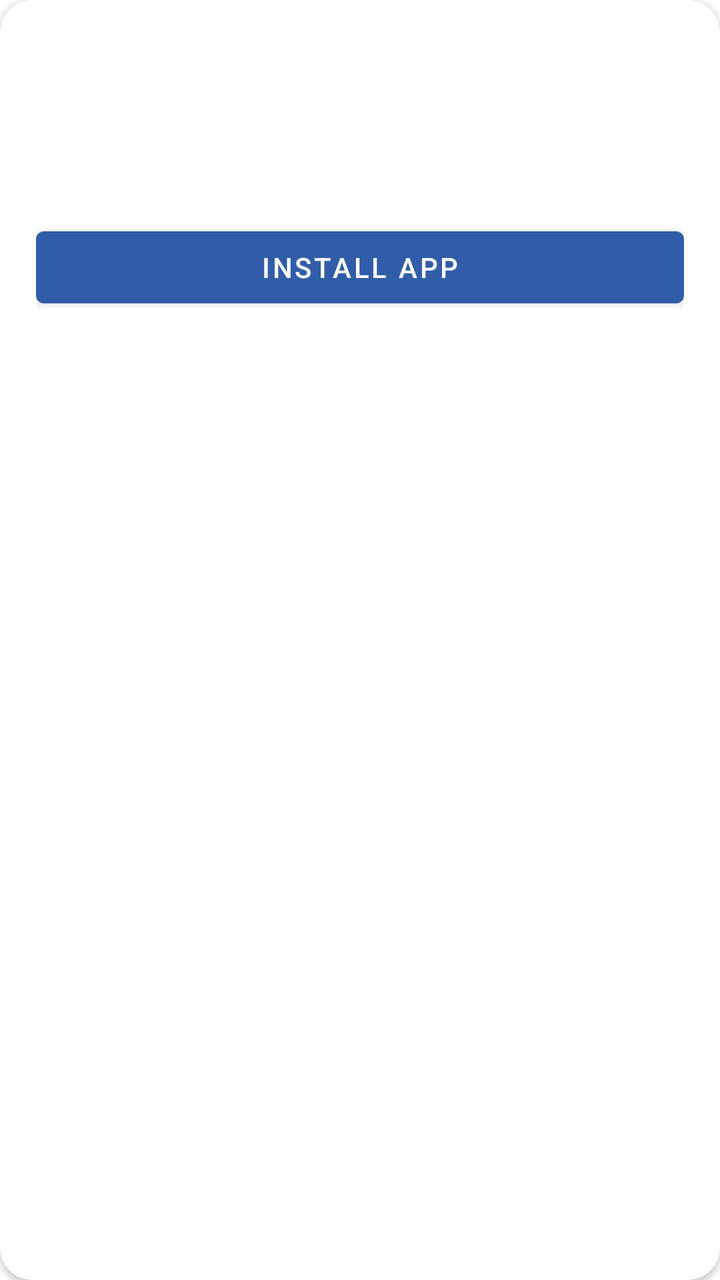
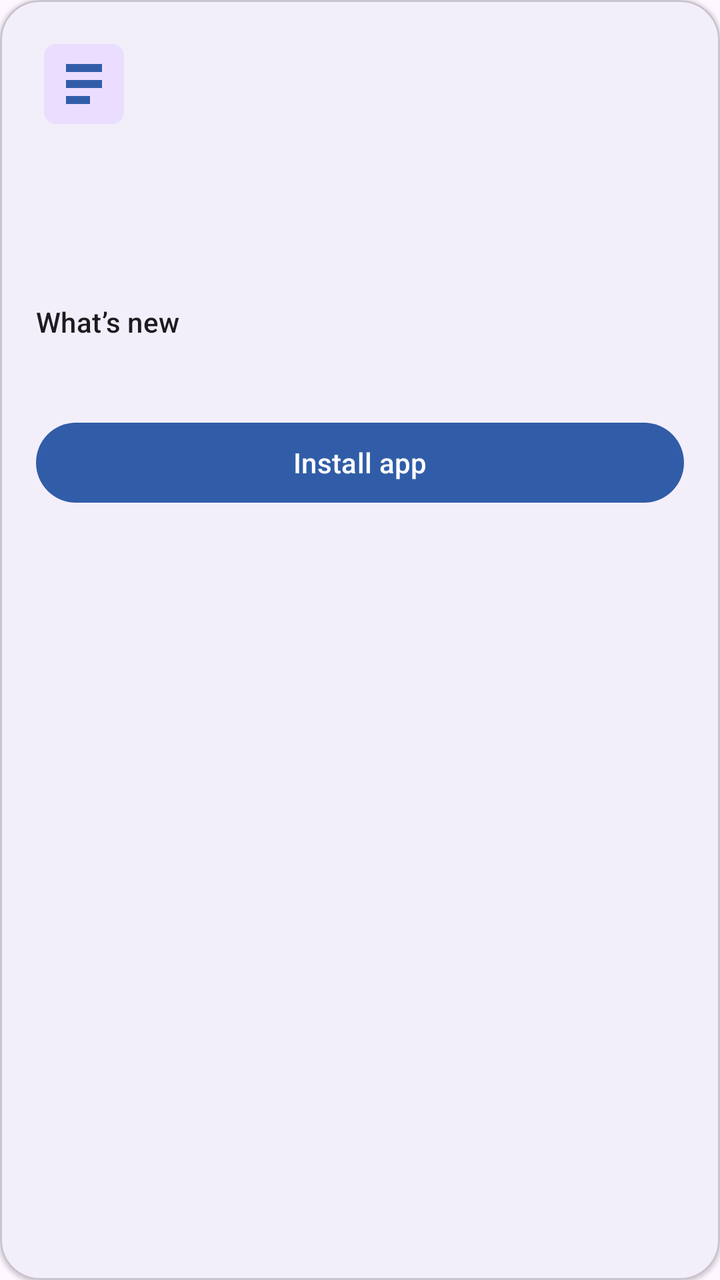

An Android layout rendered at two revisions. The XML below is the earlier revision; the diff shows what the commit changed to produce the second picture.
<!-- AndroidManifest.xml: application theme Theme.UpdaterSample -->
<!-- res/layout/item_catalog_app.xml -->
<?xml version="1.0" encoding="utf-8"?>
<com.google.android.material.card.MaterialCardView xmlns:android="http://schemas.android.com/apk/res/android"
    xmlns:app="http://schemas.android.com/apk/res-auto"
    android:layout_width="match_parent"
    android:layout_height="wrap_content"
    android:layout_marginBottom="12dp"
    app:cardCornerRadius="16dp"
    app:cardElevation="2dp">

    <LinearLayout
        android:layout_width="match_parent"
        android:layout_height="wrap_content"
        android:orientation="vertical"
        android:padding="18dp">

        <TextView
            android:id="@+id/applicationId"
            android:layout_width="match_parent"
            android:layout_height="wrap_content"
            android:ellipsize="middle"
            android:maxLines="1"
            android:textAppearance="@style/TextAppearance.MaterialComponents.Subtitle1"
            android:textStyle="bold" />

        <LinearLayout
            android:layout_width="match_parent"
            android:layout_height="wrap_content"
            android:layout_marginTop="4dp"
            android:gravity="center_vertical"
            android:orientation="horizontal">

            <TextView
                android:id="@+id/version"
                android:layout_width="0dp"
                android:layout_height="wrap_content"
                android:layout_weight="1"
                android:textAppearance="@style/TextAppearance.MaterialComponents.Body2" />

            <TextView
                android:id="@+id/mandatoryBadge"
                android:layout_width="wrap_content"
                android:layout_height="wrap_content"
                android:background="@drawable/badge_mandatory"
                android:paddingStart="8dp"
                android:paddingTop="3dp"
                android:paddingEnd="8dp"
                android:paddingBottom="3dp"
                android:text="@string/mandatory"
                android:textColor="#8A1C1C"
                android:textSize="12sp"
                android:textStyle="bold"
                android:visibility="gone" />
        </LinearLayout>

        <TextView
            android:id="@+id/releaseNotes"
            android:layout_width="match_parent"
            android:layout_height="wrap_content"
            android:layout_marginTop="14dp"
            android:lineSpacingExtra="3dp"
            android:textAppearance="@style/TextAppearance.MaterialComponents.Body2" />

        <ProgressBar
            android:id="@+id/downloadProgress"
            style="?android:attr/progressBarStyleHorizontal"
            android:layout_width="match_parent"
            android:layout_height="wrap_content"
            android:layout_marginTop="14dp"
            android:max="100"
            android:visibility="gone" />

        <TextView
            android:id="@+id/rowStatus"
            android:layout_width="match_parent"
            android:layout_height="wrap_content"
            android:layout_marginTop="6dp"
            android:textAppearance="@style/TextAppearance.MaterialComponents.Caption"
            android:visibility="gone" />

        <Button
            android:id="@+id/installButton"
            android:layout_width="match_parent"
            android:layout_height="wrap_content"
            android:layout_marginTop="14dp"
            android:text="@string/install_app" />
    </LinearLayout>
</com.google.android.material.card.MaterialCardView>
<!-- resources referenced by this layout -->
<resources>
  <!-- drawable badge_mandatory (drawable) -->
  <?xml version="1.0" encoding="utf-8"?>
  <shape xmlns:android="http://schemas.android.com/apk/res/android" android:shape="rectangle">
      <solid android:color="#FCE8E8" />
      <corners android:radius="20dp" />
  </shape>
  <string name="install_app">Install app</string>
  <string name="mandatory">Mandatory</string>
  <style name="Theme.UpdaterSample" parent="Theme.MaterialComponents.DayNight.NoActionBar">
          <item name="colorPrimary">#315DA8</item>
          <item name="colorPrimaryVariant">#24477F</item>
          <item name="colorOnPrimary">#FFFFFF</item>
          <item name="android:statusBarColor">#24477F</item>
      </style>
</resources>

<!-- the commit's change to res/layout/item_catalog_app.xml (unified diff, before → after) -->
@@ -4,8 +4,8 @@
     android:layout_width="match_parent"
     android:layout_height="wrap_content"
     android:layout_marginBottom="12dp"
-    app:cardCornerRadius="16dp"
-    app:cardElevation="2dp">
+    app:cardCornerRadius="20dp"
+    app:cardElevation="1dp">
 
     <LinearLayout
         android:layout_width="match_parent"
@@ -13,59 +13,122 @@
         android:orientation="vertical"
         android:padding="18dp">
 
-        <TextView
-            android:id="@+id/applicationId"
+        <LinearLayout
             android:layout_width="match_parent"
             android:layout_height="wrap_content"
-            android:ellipsize="middle"
-            android:maxLines="1"
-            android:textAppearance="@style/TextAppearance.MaterialComponents.Subtitle1"
-            android:textStyle="bold" />
+            android:gravity="center_vertical"
+            android:orientation="horizontal">
+
+            <ImageView
+                android:id="@+id/appIcon"
+                android:layout_width="48dp"
+                android:layout_height="48dp"
+                android:contentDescription="@null"
+                android:scaleType="fitCenter"
+                android:src="@drawable/ic_app_placeholder" />
+
+            <LinearLayout
+                android:layout_width="0dp"
+                android:layout_height="wrap_content"
+                android:layout_marginStart="14dp"
+                android:layout_weight="1"
+                android:orientation="vertical">
+
+                <TextView
+                    android:id="@+id/displayName"
+                    android:layout_width="match_parent"
+                    android:layout_height="wrap_content"
+                    android:ellipsize="end"
+                    android:maxLines="1"
+                    android:textAppearance="@style/TextAppearance.Material3.TitleMedium"
+                    android:textStyle="bold" />
+
+                <TextView
+                    android:id="@+id/applicationId"
+                    android:layout_width="match_parent"
+                    android:layout_height="wrap_content"
+                    android:layout_marginTop="2dp"
+                    android:ellipsize="middle"
+                    android:maxLines="1"
+                    android:textAppearance="@style/TextAppearance.Material3.BodySmall" />
+            </LinearLayout>
+        </LinearLayout>
 
         <LinearLayout
             android:layout_width="match_parent"
             android:layout_height="wrap_content"
-            android:layout_marginTop="4dp"
+            android:layout_marginTop="14dp"
             android:gravity="center_vertical"
             android:orientation="horizontal">
 
             <TextView
-                android:id="@+id/version"
-                android:layout_width="0dp"
+                android:id="@+id/statusBadge"
+                android:layout_width="wrap_content"
                 android:layout_height="wrap_content"
-                android:layout_weight="1"
-                android:textAppearance="@style/TextAppearance.MaterialComponents.Body2" />
+                android:paddingStart="10dp"
+                android:paddingTop="4dp"
+                android:paddingEnd="10dp"
+                android:paddingBottom="4dp"
+                android:textSize="12sp"
+                android:textStyle="bold" />
 
             <TextView
                 android:id="@+id/mandatoryBadge"
                 android:layout_width="wrap_content"
                 android:layout_height="wrap_content"
+                android:layout_marginStart="8dp"
                 android:background="@drawable/badge_mandatory"
-                android:paddingStart="8dp"
-                android:paddingTop="3dp"
-                android:paddingEnd="8dp"
-                android:paddingBottom="3dp"
+                android:paddingStart="10dp"
+                android:paddingTop="4dp"
+                android:paddingEnd="10dp"
+                android:paddingBottom="4dp"
                 android:text="@string/mandatory"
-                android:textColor="#8A1C1C"
+                android:textColor="@color/mandatory_text"
                 android:textSize="12sp"
                 android:textStyle="bold"
                 android:visibility="gone" />
         </LinearLayout>
 
         <TextView
+            android:id="@+id/version"
+            android:layout_width="match_parent"
+            android:layout_height="wrap_content"
+            android:layout_marginTop="12dp"
+            android:textAppearance="@style/TextAppearance.Material3.BodyMedium" />
+
+        <TextView
+            android:layout_width="match_parent"
+            android:layout_height="wrap_content"
+            android:layout_marginTop="16dp"
+            android:text="@string/whats_new"
+            android:textAppearance="@style/TextAppearance.Material3.LabelLarge" />
+
+        <TextView
             android:id="@+id/releaseNotes"
             android:layout_width="match_parent"
             android:layout_height="wrap_content"
-            android:layout_marginTop="14dp"
+            android:layout_marginTop="6dp"
+            android:ellipsize="end"
             android:lineSpacingExtra="3dp"
-            android:textAppearance="@style/TextAppearance.MaterialComponents.Body2" />
+            android:maxLines="3"
+            android:textAppearance="@style/TextAppearance.Material3.BodyMedium" />
+
+        <Button
+            android:id="@+id/notesToggle"
+            style="@style/Widget.Material3.Button.TextButton"
+            android:layout_width="wrap_content"
+            android:layout_height="wrap_content"
+            android:layout_gravity="end"
+            android:minHeight="48dp"
+            android:text="@string/show_more"
+            android:visibility="gone" />
 
         <ProgressBar
             android:id="@+id/downloadProgress"
             style="?android:attr/progressBarStyleHorizontal"
             android:layout_width="match_parent"
             android:layout_height="wrap_content"
-            android:layout_marginTop="14dp"
+            android:layout_marginTop="12dp"
             android:max="100"
             android:visibility="gone" />
 
@@ -74,14 +137,14 @@
             android:layout_width="match_parent"
             android:layout_height="wrap_content"
             android:layout_marginTop="6dp"
-            android:textAppearance="@style/TextAppearance.MaterialComponents.Caption"
+            android:textAppearance="@style/TextAppearance.Material3.BodySmall"
             android:visibility="gone" />
 
         <Button
             android:id="@+id/installButton"
             android:layout_width="match_parent"
             android:layout_height="wrap_content"
-            android:layout_marginTop="14dp"
+            android:layout_marginTop="12dp"
             android:text="@string/install_app" />
     </LinearLayout>
 </com.google.android.material.card.MaterialCardView>
<!-- resource entries referenced after the edit -->
@@ -1,18 +1,35 @@
 <!-- resources referenced by this layout -->
 <resources>
+  <color name="mandatory_text">#8A1C1C</color>
   <!-- drawable badge_mandatory (drawable) -->
   <?xml version="1.0" encoding="utf-8"?>
   <shape xmlns:android="http://schemas.android.com/apk/res/android" android:shape="rectangle">
       <solid android:color="#FCE8E8" />
       <corners android:radius="20dp" />
   </shape>
+  <!-- drawable ic_app_placeholder (drawable) -->
+  <?xml version="1.0" encoding="utf-8"?>
+  <vector xmlns:android="http://schemas.android.com/apk/res/android"
+      android:width="48dp"
+      android:height="48dp"
+      android:viewportWidth="48"
+      android:viewportHeight="48">
+      <path
+          android:fillColor="?attr/colorPrimaryContainer"
+          android:pathData="M10,4h28a6,6 0,0 1,6 6v28a6,6 0,0 1,-6 6h-28a6,6 0,0 1,-6 -6v-28a6,6 0,0 1,6 -6z" />
+      <path
+          android:fillColor="?attr/colorPrimary"
+          android:pathData="M15,14h18v4h-18zM15,22h18v4h-18zM15,30h12v4h-12z" />
+  </vector>
   <string name="install_app">Install app</string>
   <string name="mandatory">Mandatory</string>
-  <style name="Theme.UpdaterSample" parent="Theme.MaterialComponents.DayNight.NoActionBar">
+  <string name="show_more">Show more</string>
+  <string name="whats_new">What’s new</string>
+  <style name="Theme.UpdaterSample" parent="Theme.Material3.DayNight.NoActionBar">
           <item name="colorPrimary">#315DA8</item>
-          <item name="colorPrimaryVariant">#24477F</item>
           <item name="colorOnPrimary">#FFFFFF</item>
-          <item name="android:statusBarColor">#24477F</item>
+          <item name="colorSecondary">#315DA8</item>
+          <item name="android:windowLightStatusBar">?attr/isLightTheme</item>
       </style>
 </resources>
 
